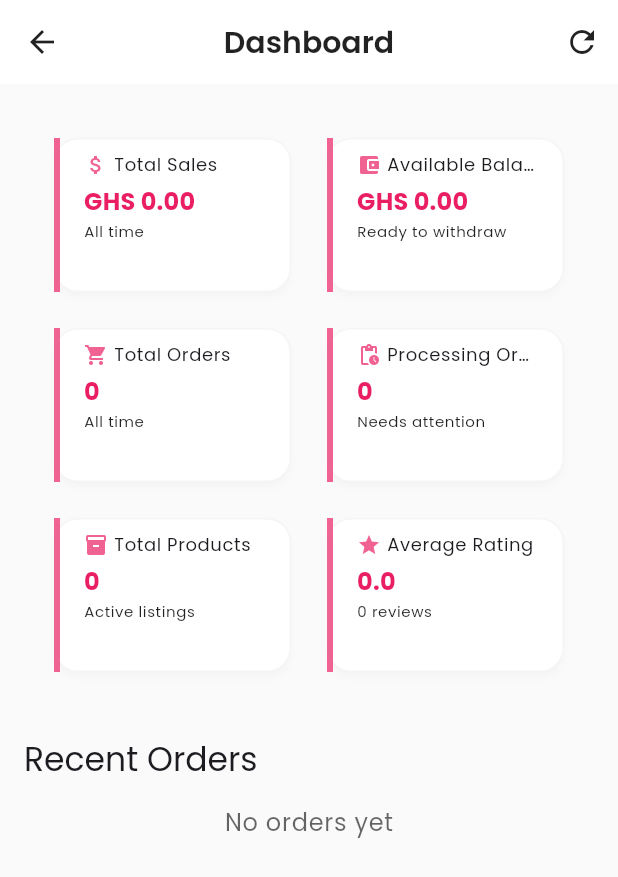
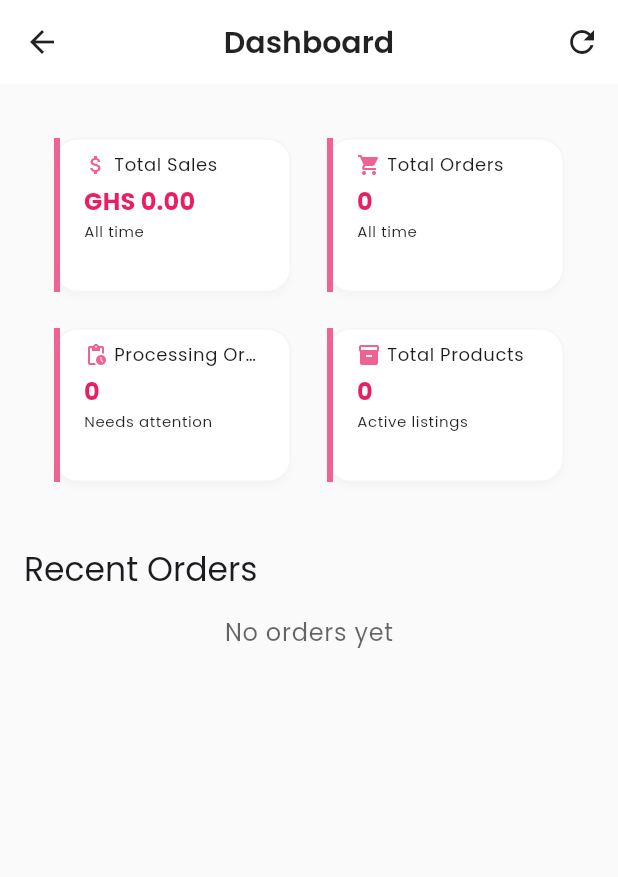
Before and after one commit to dordunu1/AndroidMecrh, a Flutter app: the SellerDashboardScreen screen opened directly, on a phone screen of 412 x 824 dp. Shown: the top 877 px of the screen. Run offline on Flutter 3.47's test engine with Material 3 defaults, Android fonts, the phone set to English and light mode, and no system bars; our stand-ins replace cached_network_image, cloud_firestore, firebase_auth, firebase_core, firebase_storage, flutter_cache_manager and 13 more; accounts and stored records are empty.

Commit message:
made changes

```diff
--- a/lib/screens/seller/seller_dashboard_screen.dart
+++ b/lib/screens/seller/seller_dashboard_screen.dart
@@ -113,12 +113,6 @@ class _SellerDashboardScreenState extends ConsumerState<SellerDashboardScreen> {
                             icon: Icons.attach_money,
                           ),
                           StatsCard(
-                            title: 'Available Balance',
-                            value: 'GHS ${_dashboardData!['statistics']['balance'].toStringAsFixed(2)}',
-                            subtitle: 'Ready to withdraw',
-                            icon: Icons.account_balance_wallet,
-                          ),
-                          StatsCard(
                             title: 'Total Orders',
                             value: _dashboardData!['statistics']['totalOrders'].toString(),
                             subtitle: 'All time',
@@ -135,12 +129,6 @@ class _SellerDashboardScreenState extends ConsumerState<SellerDashboardScreen> {
                             value: _dashboardData!['statistics']['totalProducts'].toString(),
                             subtitle: 'Active listings',
                             icon: Icons.inventory_2,
-                          ),
-                          StatsCard(
-                            title: 'Average Rating',
-                            value: _dashboardData!['statistics']['averageRating'].toStringAsFixed(1),
-                            subtitle: '${_dashboardData!['statistics']['reviewCount']} reviews',
-                            icon: Icons.star,
                           ),
                         ],
                       ),
--- a/lib/services/realtime_service.dart
+++ b/lib/services/realtime_service.dart
@@ -82,12 +82,9 @@ class RealtimeService {
         return {
           'statistics': {
             'totalSales': totalSales,
-            'balance': (sellerStats.data() as Map<String, dynamic>)?['balance']?.toDouble() ?? 0.0,
             'totalOrders': ordersList.length,
             'processingOrders': processingOrders,
             'totalProducts': products.docs.length,
-            'averageRating': averageRating,
-            'reviewCount': reviews.docs.length,
           },
           'recentOrders': ordersList.take(5).toList(),
         };
--- a/lib/services/seller_service.dart
+++ b/lib/services/seller_service.dart
@@ -391,12 +391,9 @@ class SellerService {
       return {
         'statistics': {
           'totalSales': totalSales,
-          'balance': sellerDoc.data()?['balance'] ?? 0.0,
           'totalOrders': orders.length,
           'processingOrders': processingOrders,
           'totalProducts': productsSnapshot.count,
-          'averageRating': sellerDoc.data()?['averageRating'] ?? 0.0,
-          'reviewCount': sellerDoc.data()?['reviewCount'] ?? 0,
         },
         'recentOrders': orders.take(5).toList(),
       };
```
